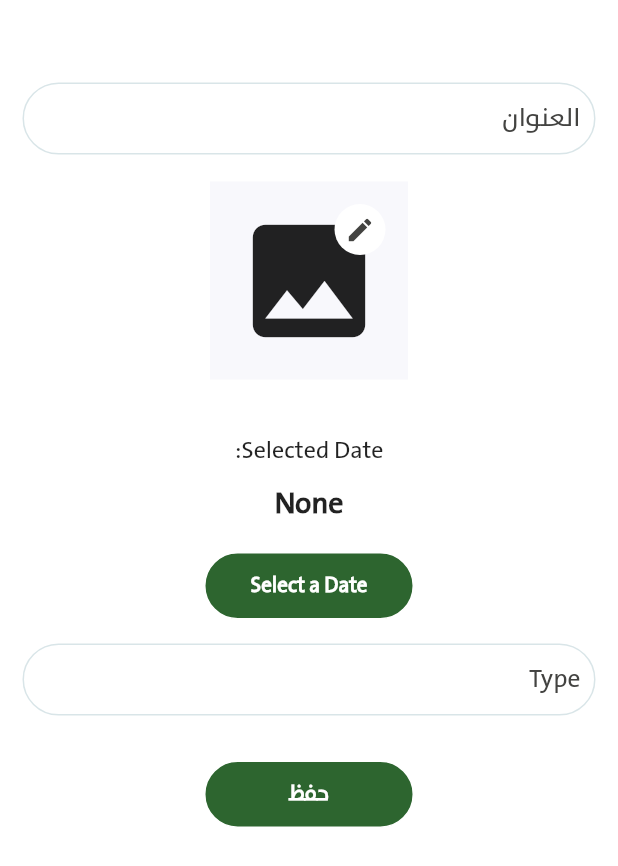
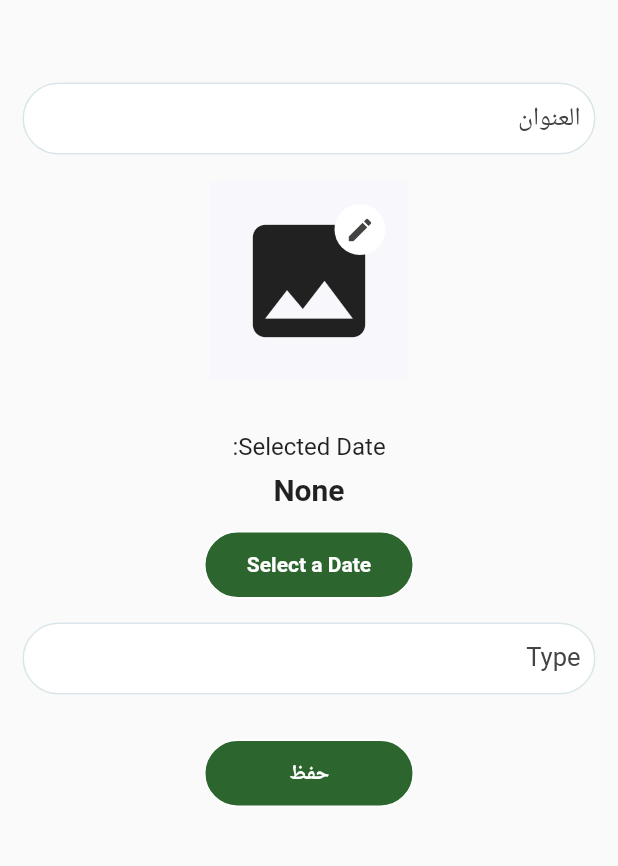
Before and after one commit to hassanali2596/survey_task, a Flutter app: the screen it shows after launch, after a tap on the "add" icon, on a phone screen of 412 x 824 dp. Shown: the top 866 px of the screen. Run offline on Flutter 3.47's test engine with Material 2 defaults, Android fonts, the phone set to English and light mode, and no system bars; drawn by our look-alikes of modal_progress_hud_nsn; our stand-ins replace after_layout, dio, double_back_to_close, flutter_phoenix, flutter_svg, image_picker and 2 more; missing offline and left inert: flutter_downloader; accounts and stored records are empty; Roboto replaces fonts that are missing (REGULAR).

Commit message:
fix_localization_issue_commit

```diff
--- a/lib/app.dart
+++ b/lib/app.dart
@@ -2,26 +2,19 @@ import 'package:HSB/providers/home_provider.dart';
 import 'package:HSB/providers/user_provider.dart';
 import 'package:HSB/screens/add_survey_screen.dart';
 import 'package:HSB/screens/home_screen.dart';
-
 import 'package:HSB/screens/splash_screen.dart';
 import 'package:double_back_to_close/double_back_to_close.dart';
 import 'package:flutter/material.dart';
 import 'package:flutter_localizations/flutter_localizations.dart';
-
 import 'package:provider/provider.dart';
 import 'constants/appColors.dart';
 import 'localization/i18n.dart';
 
-
-class MyApp extends StatefulWidget {
-  static final navigatorKey = GlobalKey<NavigatorState>();
-  static final String routeName = "/myApp";
-
-
-  MyAppState createState() => MyAppState();
+class App extends StatefulWidget {
+  AppState createState() => AppState();
 }
 
-class MyAppState extends State<MyApp> {
+class AppState extends State<App> {
   @override
   void initState() {
     super.initState();
@@ -35,22 +28,20 @@ class MyAppState extends State<MyApp> {
         builder: (context, value, child) {
           return MultiProvider(
             providers: [
+              ChangeNotifierProvider(create: (ctx) => HomeProvider()),
 
-              ChangeNotifierProvider(create: (ctx) => UserProvider()),
-              ChangeNotifierProvider(create: (ctx) => HomeProvider()),
             ],
             child: MaterialApp(
-              navigatorKey: MyApp.navigatorKey,
               theme: ThemeData(
-                accentColor: blackColor,
-                unselectedWidgetColor: blackColor,
-
-                primaryColor: main_color,
-                  fontFamily: Provider.of<UserProvider>(context).locale == 'ar' ? 'Bahij_SansArabic_Plain' : 'inter',
-                canvasColor: whiteColor,
+                  accentColor: blackColor,
+                  unselectedWidgetColor: blackColor,
+                  primaryColor: main_color,
+                  fontFamily: 'REGULAR'
+                // fontFamily: Provider.of<UserProvider>(context).locale == 'ar' ? 'Arabic-Regular' : 'QualionRound-Regular'
               ),
               debugShowCheckedModeBanner: false,
-              locale: new Locale(Provider.of<UserProvider>(context).locale, ""),
+              locale:
+              new Locale(Provider.of<UserProvider>(context).locale!, ""),
               localizationsDelegates: [
                 S.delegate,
                 GlobalMaterialLocalizations.delegate,
@@ -59,12 +50,10 @@ class MyAppState extends State<MyApp> {
               ],
               supportedLocales: S.delegate.supportedLocales,
               localeListResolutionCallback:
-              S.delegate.listResolution(fallback: const Locale('ar', '')),
-              home: DoubleBack(
-                  message: '',
-                  child:
-                  SplashScreen()
-                //     SelectLanguageScreen()
+              S.delegate.listResolution(fallback: const Locale('en', '')),
+              //   home: DoubleBack(message: '', child: ComplaintOthersScreen()
+              home: DoubleBack(message: '', child: SplashScreen()
+                // SwipeButton()
               ),
               onGenerateRoute: _getRoutes,
             ),
@@ -75,12 +64,8 @@ class MyAppState extends State<MyApp> {
   }
 
   static var routes = <String, WidgetBuilder>{
-
-    MyApp.routeName: (ctx) => MyApp(),
-
-      HomeScreen.routeName: (ctx) => HomeScreen(),
+    HomeScreen.routeName: (ctx) => HomeScreen(),
     AddSurveyScreen.routeName: (ctx) => AddSurveyScreen(),
-
 
 
   };
--- a/lib/main.dart
+++ b/lib/main.dart
@@ -35,8 +35,7 @@ void main() async{
     //     .then((_) async {
     SystemChrome.setPreferredOrientations([DeviceOrientation.portraitUp,DeviceOrientation.portraitDown])
         .then((_) async {
-      runApp(Phoenix(
-          child:MyApp()));
+      runApp(App());
       // initWorkM();
     });
   }, (error, stackTrace) {
--- a/lib/screens/home_screen.dart
+++ b/lib/screens/home_screen.dart
@@ -89,13 +89,13 @@ class HomeScreenState extends State<HomeScreen>
                 bool success = await Provider.of<UserProvider>(
                     context, listen: false)
                     .changeLanguage("en");
-                if (success) Phoenix.rebirth(context);
+                // if (success) Phoenix.rebirth(context);
               }
               else{
                 bool success = await Provider.of<UserProvider>(
                     context, listen: false)
                     .changeLanguage("ar");
-                if (success) Phoenix.rebirth(context);
+                // if (success) Phoenix.rebirth(context);
               }
 
               }
```
Also changed, not shown: 1 other file.
